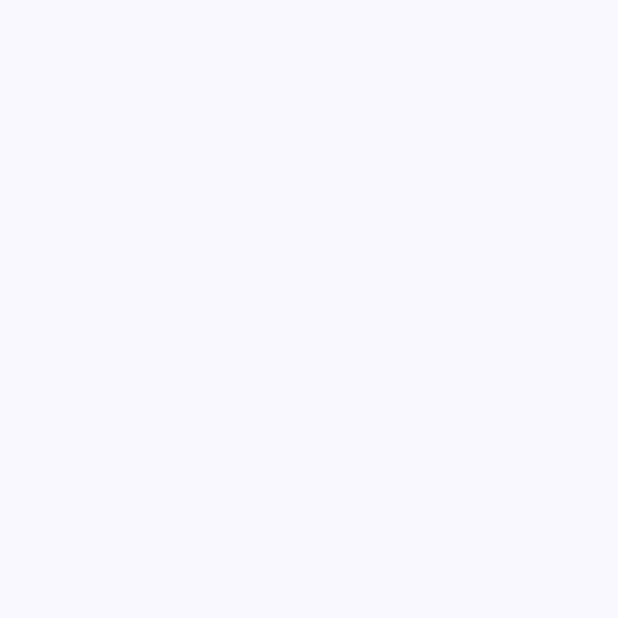
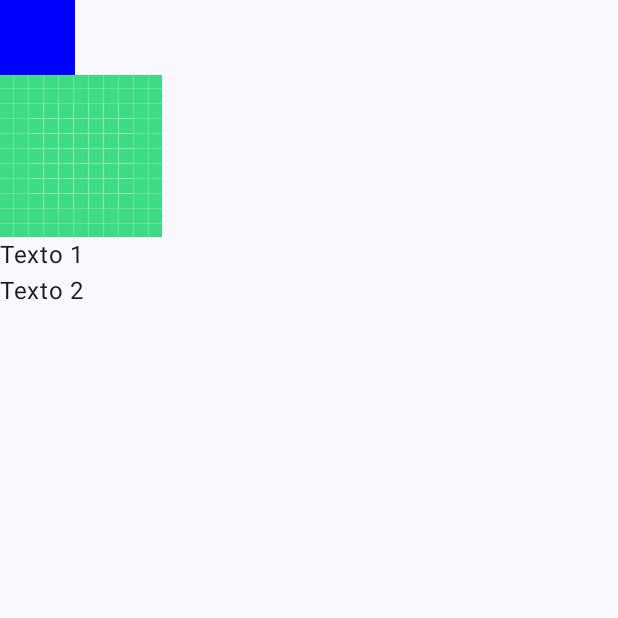
Before and after one commit to carreiras/KtlAndr-Dlvr, an Android app built with Jetpack Compose: the screen it shows after launch (MainActivity), on a phone screen of 412 x 824 dp, the top half of it. Before the commit the part shown is empty. Run offline under Robolectric (Android 15) with nearby library versions, the phone set to English and light mode, and no system bars.

```diff
--- a/app/src/main/java/carreiras/com/github/ktlandr_dlvr/MainActivity.kt
+++ b/app/src/main/java/carreiras/com/github/ktlandr_dlvr/MainActivity.kt
@@ -3,13 +3,22 @@ package carreiras.com.github.ktlandr_dlvr
 import android.os.Bundle
 import androidx.activity.ComponentActivity
 import androidx.activity.compose.setContent
+import androidx.compose.foundation.Image
+import androidx.compose.foundation.background
+import androidx.compose.foundation.layout.Box
+import androidx.compose.foundation.layout.Column
 import androidx.compose.foundation.layout.fillMaxSize
+import androidx.compose.foundation.layout.height
+import androidx.compose.foundation.layout.width
 import androidx.compose.material3.MaterialTheme
 import androidx.compose.material3.Surface
 import androidx.compose.material3.Text
 import androidx.compose.runtime.Composable
 import androidx.compose.ui.Modifier
+import androidx.compose.ui.graphics.Color
+import androidx.compose.ui.res.painterResource
 import androidx.compose.ui.tooling.preview.Preview
+import androidx.compose.ui.unit.dp
 import carreiras.com.github.ktlandr_dlvr.ui.theme.KtlAndrDlvrTheme
 
 class MainActivity : ComponentActivity() {
@@ -22,9 +31,28 @@ class MainActivity : ComponentActivity() {
                     modifier = Modifier.fillMaxSize(),
                     color = MaterialTheme.colorScheme.background
                 ) {
-
+                    ProductItem()
                 }
             }
         }
     }
 }
+
+@Preview(showBackground = true)
+@Composable
+private fun ProductItem() {
+    Column {
+        Box(
+            modifier = Modifier
+                .height(50.dp)
+                .width(50.dp)
+                .background(Color.Blue)
+        )
+        Image(
+            painter = painterResource(id = R.drawable.ic_launcher_background),
+            contentDescription = "Imagem do produto"
+        )
+        Text(text = "Texto 1")
+        Text(text = "Texto 2")
+    }
+}
```
